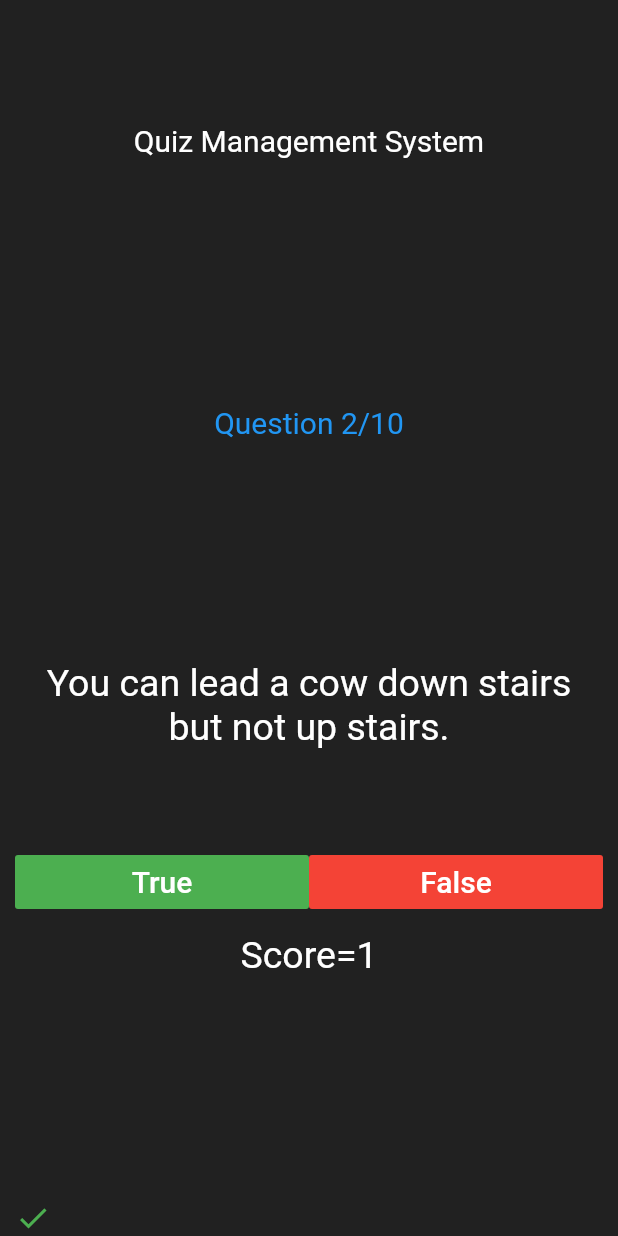
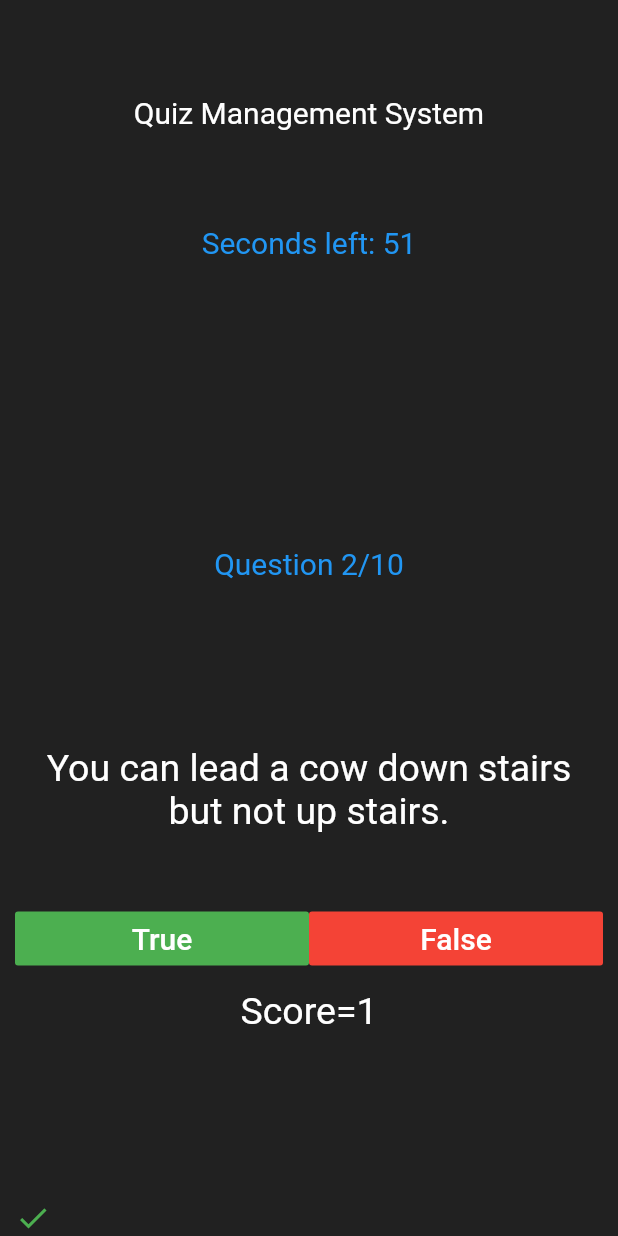
Before and after one commit to javedmughal-058/Flutter_Practice_2021, a Flutter app: the screen it shows after launch, after a tap on "True", on a phone screen of 412 x 824 dp. Run offline on Flutter 3.47's test engine with Material 2 defaults, Android fonts, the phone set to English and light mode, and no system bars; our stand-ins replace audioplayers, rflutter_alert.

Commit message:
Add Timer for Quiz.

```diff
--- a/quizapp_final/lib/main.dart
+++ b/quizapp_final/lib/main.dart
@@ -1,7 +1,8 @@
 import 'package:flutter/material.dart';
-
 import 'package:rflutter_alert/rflutter_alert.dart';
 import 'quiz_brain.dart';
+import 'package:quiver/async.dart';
+
 
 QuizBrain quizBrain = QuizBrain();
 
@@ -26,34 +27,60 @@ class Quizzler extends StatelessWidget {
 }
 
 class QuizPage extends StatefulWidget {
-
   @override
   _QuizPageState createState() => _QuizPageState();
+
 }
 
 class _QuizPageState extends State<QuizPage> {
+  final _formKey = GlobalKey<FormState>();
+  String answer;
+  int seconds;
+  @override
+  void initState() {
+    super.initState();
+    seconds = 60;
+    startTimer();
+  }
   List<Icon> scoreKeeper = [];
-
-  void checkAnswer(bool userPickedAnswer) {
-    bool correctAnswer = quizBrain.getCorrectAnswer();
-
+  void startTimer(){
+    CountdownTimer(Duration(seconds: seconds), Duration(seconds: 1)).listen((data){
+    })..onData((data){
       setState(() {
-      //On the next line, you can also use if (quizBrain.isFinished()) {}, it does the same thing.
-      if (quizBrain.isFinished() == true) {
-
+        seconds--;
+      });
+    })..onDone((){
+      setState(() {
         Alert(
           context: context,
           title: 'Finished!',
-          desc: 'You\'ve reached the end of the quiz. \n Your Score=$score',
-
+          desc: 'You\'ve reached the end of the quiz. \n Your Score=$score\nTime Remianing:$seconds seconds',
         ).show();
-
         quizBrain.reset();
         scoreKeeper = [];
         q=1;
         score=0;
+      });
+    });
   }
+  void checkAnswer(bool userPickedAnswer) {
+    bool correctAnswer = quizBrain.getCorrectAnswer();
+    setState(() {
+      //On the next line, you can also use if (quizBrain.isFinished()) {}, it does the same thing.
+      if (quizBrain.isFinished() == true ) {
+        score++;
+        Alert(
+          context: context,
+          title: 'Finished!',
+          desc: 'You\'ve reached the end of the quiz. \n Your Score=$score \n Time Remianing:$seconds seconds',
 
+        ).show();
+        quizBrain.reset();
+        scoreKeeper = [];
+        q=1;
+        score=0;
+
+      }
       else {
         if (userPickedAnswer == correctAnswer) {
           score=score+1;
@@ -61,20 +88,20 @@ class _QuizPageState extends State<QuizPage> {
             Icons.check,
             color: Colors.green,
           ));
-        } else {
+        }
+        else {
           scoreKeeper.add(Icon(
             Icons.close,
             color: Colors.red,
-          ));
+          )
+          );
         }
         quizBrain.nextQuestion();
       }
     });
   }
-
   @override
   Widget build(BuildContext context) {
-
     return Column(
       mainAxisAlignment: MainAxisAlignment.spaceBetween,
       children: <Widget>[
@@ -89,6 +116,18 @@ class _QuizPageState extends State<QuizPage> {
             ),
           ),
 
+        ),
+        Expanded(
+          child: Column(
+            children: <Widget>[
+              Text('Seconds left: $seconds',
+              style: TextStyle(
+                color: Colors.blue,
+                fontSize: 20.0,
+              ),
+              ),
+            ],
+          ),
         ),
         Expanded(
           child: Center(
@@ -131,10 +170,9 @@ class _QuizPageState extends State<QuizPage> {
                 ),
               ),
               onPressed: () {
-                  q=q+1;
+                q = q + 1;
                 //The user picked true.
                 checkAnswer(true);
-
               },
             ),
 
@@ -150,7 +188,7 @@ class _QuizPageState extends State<QuizPage> {
                 ),
               ),
               onPressed: () {
-                  q=q+1;
+                q = q + 1;
                 //The user picked false.
                 checkAnswer(false);
               },
@@ -171,19 +209,13 @@ class _QuizPageState extends State<QuizPage> {
             ),
           ),
         ),
-
-
-
         Row(
           children: scoreKeeper,
         )
+
       ],
     );
   }
+
+
 }
-
-/*
-question1: 'You can lead a cow down stairs but not up stairs.', false,
-question2: 'Approximately one quarter of human bones are in the feet.', true,
-question3: 'A slug\'s blood is green.', true,
-*/
--- a/quizapp_final/pubspec.yaml
+++ b/quizapp_final/pubspec.yaml
@@ -9,6 +9,7 @@ environment:
 dependencies:
   flutter:
     sdk: flutter
+  quiver: ^3.0.1+1
 
   cupertino_icons: ^0.1.2
   #TODO: Step 1 - Add the rFlutter Alert package as a dependency here and use "Packages get".
```
Lines whose indentation alone changed are shown as unchanged.
